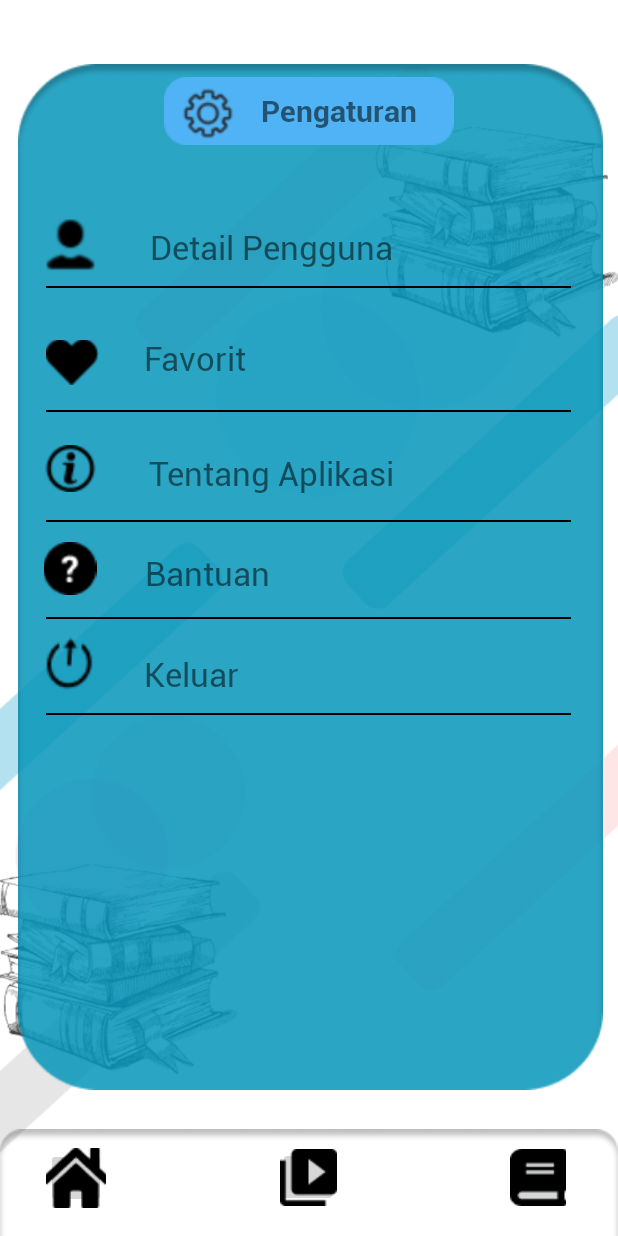
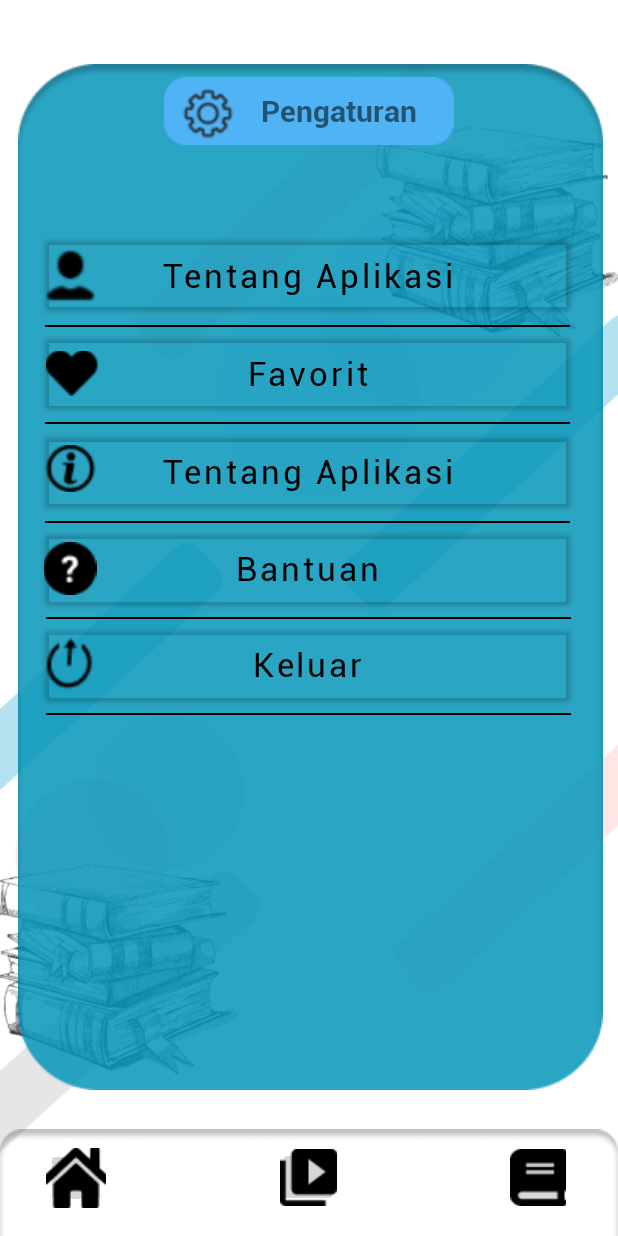
Before and after one commit to kevinmaulanan/stack-question, an Android app: the layout activity_pengaturan.xml on its own in the app's theme, with its tools: preview values and no code run, on a phone screen of 412 x 824 dp. Run offline under Robolectric (Android 15) with nearby library versions, the phone set to English and light mode, and no system bars.

Commit message:
Punya Desi

```diff
--- a/app/src/main/res/layout/activity_pengaturan.xml
+++ b/app/src/main/res/layout/activity_pengaturan.xml
@@ -42,7 +42,8 @@
         app:layout_constraintStart_toStartOf="parent"
         app:layout_constraintTop_toTopOf="parent"
         app:layout_constraintVertical_bias="0.976"
-        app:srcCompat="@drawable/home" />
+        app:srcCompat="@drawable/home"
+        tools:ignore="SpeakableTextPresentCheck,TouchTargetSizeCheck" />
 
     <ImageButton
         android:id="@+id/btnvideo"
@@ -54,7 +55,8 @@
         app:layout_constraintStart_toStartOf="parent"
         app:layout_constraintTop_toTopOf="parent"
         app:layout_constraintVertical_bias="0.975"
-        app:srcCompat="@drawable/button_video"/>
+        app:srcCompat="@drawable/button_video"
+        tools:ignore="SpeakableTextPresentCheck,TouchTargetSizeCheck" />
 
     <ImageButton
         android:id="@+id/btnebook"
@@ -66,7 +68,8 @@
         app:layout_constraintStart_toStartOf="parent"
         app:layout_constraintTop_toTopOf="parent"
         app:layout_constraintVertical_bias="0.975"
-        app:srcCompat="@drawable/button_ebook"/>
+        app:srcCompat="@drawable/button_ebook"
+        tools:ignore="TouchTargetSizeCheck,SpeakableTextPresentCheck" />
 
     <ImageView
         android:id="@+id/backGroudbiru"
@@ -116,86 +119,16 @@
         app:layout_constraintTop_toTopOf="parent"
         app:layout_constraintVertical_bias="0.075" />
 
-    <TextView
-        android:id="@+id/pengaturan"
-        android:layout_width="wrap_content"
-        android:layout_height="wrap_content"
-        android:fontFamily="@font/roboto_regular"
-        android:text="Detail Pengguna"
-        android:textSize="22dp"
-        app:layout_constraintBottom_toBottomOf="parent"
-        app:layout_constraintEnd_toEndOf="parent"
-        app:layout_constraintHorizontal_bias="0.399"
-        app:layout_constraintStart_toStartOf="parent"
-        app:layout_constraintTop_toTopOf="parent"
-        app:layout_constraintVertical_bias="0.189" />
-
-    <TextView
-        android:id="@+id/pengaturan2"
-        android:layout_width="wrap_content"
-        android:layout_height="wrap_content"
-        android:fontFamily="@font/roboto_regular"
-        android:text="Favorit"
-        android:textSize="22dp"
-        app:layout_constraintBottom_toBottomOf="parent"
-        app:layout_constraintEnd_toEndOf="parent"
-        app:layout_constraintHorizontal_bias="0.28"
-        app:layout_constraintStart_toStartOf="parent"
-        app:layout_constraintTop_toTopOf="parent"
-        app:layout_constraintVertical_bias="0.282" />
-
-    <TextView
-        android:id="@+id/pengaturan3"
-        android:layout_width="wrap_content"
-        android:layout_height="wrap_content"
-        android:fontFamily="@font/roboto_regular"
-        android:text="Tentang Aplikasi"
-        android:textSize="22dp"
-        app:layout_constraintBottom_toBottomOf="parent"
-        app:layout_constraintEnd_toEndOf="parent"
-        app:layout_constraintHorizontal_bias="0.4"
-        app:layout_constraintStart_toStartOf="parent"
-        app:layout_constraintTop_toTopOf="parent"
-        app:layout_constraintVertical_bias="0.378" />
-
-    <TextView
-        android:id="@+id/pengaturan7"
-        android:layout_width="wrap_content"
-        android:layout_height="wrap_content"
-        android:fontFamily="@font/roboto_regular"
-        android:text="Bantuan"
-        android:textSize="22dp"
-        app:layout_constraintBottom_toBottomOf="parent"
-        app:layout_constraintEnd_toEndOf="parent"
-        app:layout_constraintHorizontal_bias="0.295"
-        app:layout_constraintStart_toStartOf="parent"
-        app:layout_constraintTop_toTopOf="parent"
-        app:layout_constraintVertical_bias="0.462" />
-
-    <TextView
-        android:id="@+id/pengaturan8"
-        android:layout_width="wrap_content"
-        android:layout_height="wrap_content"
-        android:fontFamily="@font/roboto_regular"
-        android:text="Keluar"
-        android:textSize="22dp"
-        app:layout_constraintBottom_toBottomOf="parent"
-        app:layout_constraintEnd_toEndOf="parent"
-        app:layout_constraintHorizontal_bias="0.276"
-        app:layout_constraintStart_toStartOf="parent"
-        app:layout_constraintTop_toTopOf="parent"
-        app:layout_constraintVertical_bias="0.547" />
-
     <ImageView
         android:id="@+id/person"
         android:layout_width="50dp"
-        android:layout_height="50dp"
+        android:layout_height="46dp"
         app:layout_constraintBottom_toBottomOf="parent"
         app:layout_constraintEnd_toEndOf="parent"
         app:layout_constraintHorizontal_bias="0.061"
         app:layout_constraintStart_toStartOf="parent"
         app:layout_constraintTop_toTopOf="parent"
-        app:layout_constraintVertical_bias="0.179"
+        app:layout_constraintVertical_bias="0.207"
         app:srcCompat="@drawable/person" />
 
     <ImageView
@@ -204,10 +137,10 @@
         android:layout_height="wrap_content"
         app:layout_constraintBottom_toBottomOf="@+id/btnrectangle"
         app:layout_constraintEnd_toEndOf="parent"
-        app:layout_constraintHorizontal_bias="0.495"
+        app:layout_constraintHorizontal_bias="0.488"
         app:layout_constraintStart_toStartOf="parent"
         app:layout_constraintTop_toTopOf="parent"
-        app:layout_constraintVertical_bias="0.232"
+        app:layout_constraintVertical_bias="0.263"
         app:srcCompat="@drawable/line_setting" />
 
     <ImageView
@@ -219,7 +152,7 @@
         app:layout_constraintHorizontal_bias="0.081"
         app:layout_constraintStart_toStartOf="parent"
         app:layout_constraintTop_toTopOf="parent"
-        app:layout_constraintVertical_bias="0.284"
+        app:layout_constraintVertical_bias="0.293"
         app:srcCompat="@drawable/favorit" />
 
     <ImageView
@@ -228,10 +161,10 @@
         android:layout_height="wrap_content"
         app:layout_constraintBottom_toBottomOf="@+id/btnrectangle"
         app:layout_constraintEnd_toEndOf="parent"
-        app:layout_constraintHorizontal_bias="0.495"
+        app:layout_constraintHorizontal_bias="0.488"
         app:layout_constraintStart_toStartOf="parent"
         app:layout_constraintTop_toTopOf="parent"
-        app:layout_constraintVertical_bias="0.332"
+        app:layout_constraintVertical_bias="0.342"
         app:srcCompat="@drawable/line_setting" />
 
     <ImageView
@@ -264,10 +197,10 @@
         android:layout_height="wrap_content"
         app:layout_constraintBottom_toBottomOf="parent"
         app:layout_constraintEnd_toEndOf="parent"
-        app:layout_constraintHorizontal_bias="0.495"
+        app:layout_constraintHorizontal_bias="0.488"
         app:layout_constraintStart_toStartOf="parent"
         app:layout_constraintTop_toTopOf="parent"
-        app:layout_constraintVertical_bias="0.421"
+        app:layout_constraintVertical_bias="0.422"
         app:srcCompat="@drawable/line_setting" />
 
     <ImageView
@@ -306,5 +239,89 @@
         app:layout_constraintVertical_bias="0.578"
         app:srcCompat="@drawable/line_setting" />
 
+    <Button
+        android:id="@+id/btnkeluar"
+        android:layout_width="350dp"
+        android:layout_height="60dp"
+        android:backgroundTint="#00FFFFFF"
+        android:fontFamily="@font/roboto_regular"
+        android:text="Keluar"
+        android:textAllCaps="false"
+        android:textColor="@color/black"
+        android:textSize="22dp"
+        app:layout_constraintBottom_toBottomOf="parent"
+        app:layout_constraintEnd_toEndOf="parent"
+        app:layout_constraintHorizontal_bias="0.488"
+        app:layout_constraintStart_toStartOf="parent"
+        app:layout_constraintTop_toTopOf="parent"
+        app:layout_constraintVertical_bias="0.54" />
+
+    <Button
+        android:id="@+id/btnbantuan"
+        android:layout_width="350dp"
+        android:layout_height="60dp"
+        android:backgroundTint="#00FFFFFF"
+        android:fontFamily="@font/roboto_regular"
+        android:text="Bantuan"
+        android:textAllCaps="false"
+        android:textColor="@color/black"
+        android:textSize="22dp"
+        app:layout_constraintBottom_toBottomOf="parent"
+        app:layout_constraintEnd_toEndOf="parent"
+        app:layout_constraintHorizontal_bias="0.488"
+        app:layout_constraintStart_toStartOf="parent"
+        app:layout_constraintTop_toTopOf="parent"
+        app:layout_constraintVertical_bias="0.456" />
+
+    <Button
+        android:id="@+id/btntentang"
+        android:layout_width="350dp"
+        android:layout_height="60dp"
+        android:backgroundTint="#00FFFFFF"
+        android:fontFamily="@font/roboto_regular"
+        android:text="Tentang Aplikasi"
+        android:textAllCaps="false"
+        android:textColor="@color/black"
+        android:textSize="22dp"
+        app:layout_constraintBottom_toBottomOf="parent"
+        app:layout_constraintEnd_toEndOf="parent"
+        app:layout_constraintHorizontal_bias="0.488"
+        app:layout_constraintStart_toStartOf="parent"
+        app:layout_constraintTop_toTopOf="parent"
+        app:layout_constraintVertical_bias="0.372" />
+
+    <Button
+        android:id="@+id/btnfavorit"
+        android:layout_width="350dp"
+        android:layout_height="60dp"
+        android:backgroundTint="#00FFFFFF"
+        android:fontFamily="@font/roboto_regular"
+        android:text="Favorit"
+        android:textAllCaps="false"
+        android:textColor="@color/black"
+        android:textSize="22dp"
+        app:layout_constraintBottom_toBottomOf="parent"
+        app:layout_constraintEnd_toEndOf="parent"
+        app:layout_constraintHorizontal_bias="0.488"
+        app:layout_constraintStart_toStartOf="parent"
+        app:layout_constraintTop_toTopOf="parent"
+        app:layout_constraintVertical_bias="0.286" />
+
+    <Button
+        android:id="@+id/btndetailpengguna"
+        android:layout_width="350dp"
+        android:layout_height="60dp"
+        android:backgroundTint="#00FFFFFF"
+        android:fontFamily="@font/roboto_regular"
+        android:text="Tentang Aplikasi"
+        android:textAllCaps="false"
+        android:textColor="@color/black"
+        android:textSize="22dp"
+        app:layout_constraintBottom_toBottomOf="parent"
+        app:layout_constraintEnd_toEndOf="parent"
+        app:layout_constraintHorizontal_bias="0.488"
+        app:layout_constraintStart_toStartOf="parent"
+        app:layout_constraintTop_toTopOf="parent"
+        app:layout_constraintVertical_bias="0.201" />
 
 </androidx.constraintlayout.widget.ConstraintLayout>
```
